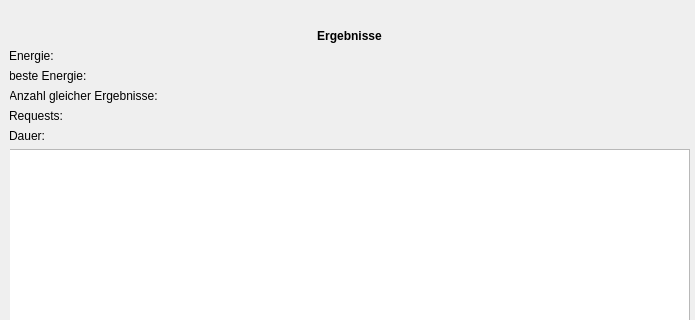
Qt form GUI/Jufo4.ui (Quantum-Computing-Jufo-2019/JuFo-2019-Quantum-Computing) before a commit; both pictures show x 0 to 695 and y 0 to 320 of the 695 by 595 pixel window.
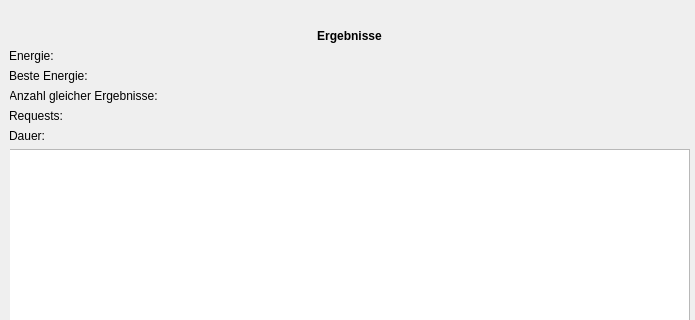
The same form after that commit. The open tabs and pages were chosen to show the change.

Patch:
```diff
--- a/GUI/Jufo4.ui
+++ b/GUI/Jufo4.ui
@@ -774,7 +774,7 @@
           <item>
            <widget class="QLabel" name="result_best_energy">
             <property name="text">
-             <string>beste Energie:</string>
+             <string>Beste Energie:</string>
             </property>
            </widget>
           </item>
```
